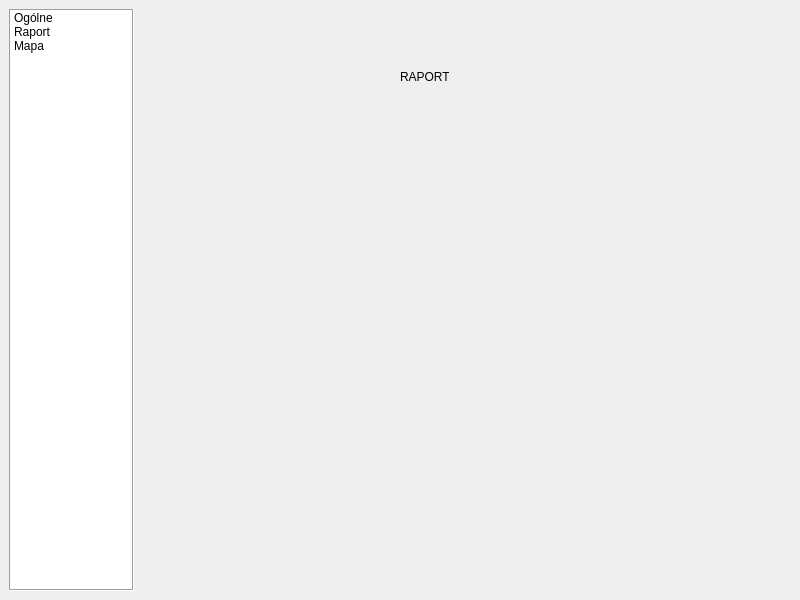
First picture: the form in Ui/settings-window.ui, repository kuba172/Demog, before the edit.
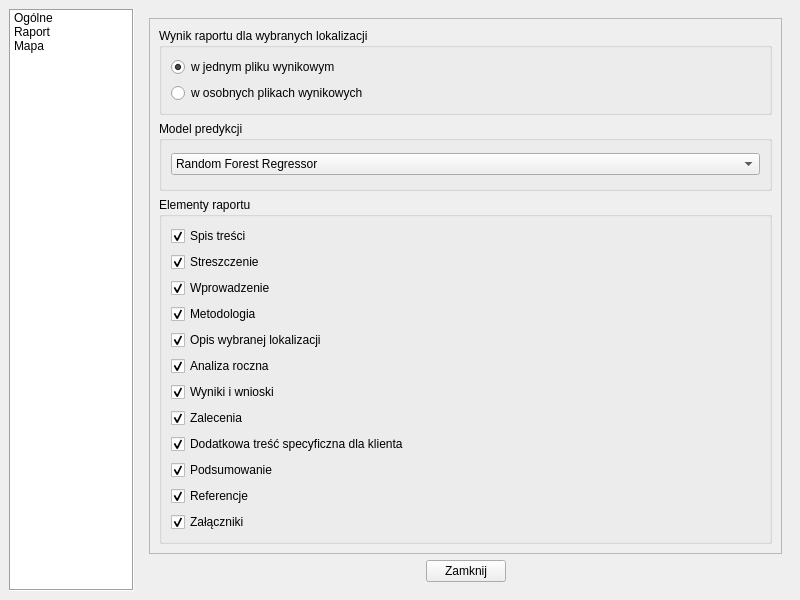
Second picture: the form after the edit. The open tabs and pages were chosen to show the change.

What changed in the file:
```diff
--- a/Ui/settings-window.ui
+++ b/Ui/settings-window.ui
@@ -402,19 +402,237 @@
        </layout>
       </widget>
       <widget class="QWidget" name="Report">
-       <widget class="QLabel" name="label_8">
-        <property name="geometry">
-         <rect>
-          <x>260</x>
-          <y>60</y>
-          <width>49</width>
-          <height>16</height>
-         </rect>
-        </property>
-        <property name="text">
-         <string>RAPORT</string>
-        </property>
-       </widget>
+       <layout class="QVBoxLayout" name="verticalLayout_11">
+        <item>
+         <widget class="QScrollArea" name="scrollArea_2">
+          <property name="widgetResizable">
+           <bool>true</bool>
+          </property>
+          <widget class="QWidget" name="scrollAreaWidgetContents_2">
+           <property name="geometry">
+            <rect>
+             <x>0</x>
+             <y>0</y>
+             <width>631</width>
+             <height>530</height>
+            </rect>
+           </property>
+           <layout class="QVBoxLayout" name="verticalLayout_15">
+            <item>
+             <widget class="QGroupBox" name="groupBox_How_Many_Files">
+              <property name="title">
+               <string>Wynik raportu dla wybranych lokalizacji</string>
+              </property>
+              <layout class="QVBoxLayout" name="verticalLayout_12">
+               <item>
+                <widget class="QRadioButton" name="radioButton_In_One_File">
+                 <property name="text">
+                  <string>w jednym pliku wynikowym</string>
+                 </property>
+                 <property name="checked">
+                  <bool>true</bool>
+                 </property>
+                </widget>
+               </item>
+               <item>
+                <widget class="QRadioButton" name="radioButton_In_Separate_Files">
+                 <property name="text">
+                  <string>w osobnych plikach wynikowych</string>
+                 </property>
+                </widget>
+               </item>
+              </layout>
+             </widget>
+            </item>
+            <item>
+             <widget class="QGroupBox" name="groupBox_Model_Prediction">
+              <property name="title">
+               <string>Model predykcji</string>
+              </property>
+              <layout class="QVBoxLayout" name="verticalLayout_13">
+               <item>
+                <widget class="QComboBox" name="comboBox_Model_Prediction">
+                 <item>
+                  <property name="text">
+                   <string>Random Forest Regressor</string>
+                  </property>
+                 </item>
+                </widget>
+               </item>
+              </layout>
+             </widget>
+            </item>
+            <item>
+             <widget class="QGroupBox" name="groupBox_Report_Elements">
+              <property name="title">
+               <string>Elementy raportu</string>
+              </property>
+              <layout class="QVBoxLayout" name="verticalLayout_14">
+               <item>
+                <widget class="QCheckBox" name="checkBox_1_Table_Of_Contents">
+                 <property name="text">
+                  <string>Spis treści</string>
+                 </property>
+                 <property name="checked">
+                  <bool>true</bool>
+                 </property>
+                </widget>
+               </item>
+               <item>
+                <widget class="QCheckBox" name="checkBox_2_Summary">
+                 <property name="text">
+                  <string>Streszczenie</string>
+                 </property>
+                 <property name="checked">
+                  <bool>true</bool>
+                 </property>
+                </widget>
+               </item>
+               <item>
+                <widget class="QCheckBox" name="checkBox_3_Introduction">
+                 <property name="text">
+                  <string>Wprowadzenie</string>
+                 </property>
+                 <property name="checked">
+                  <bool>true</bool>
+                 </property>
+                </widget>
+               </item>
+               <item>
+                <widget class="QCheckBox" name="checkBox_4_Methodology">
+                 <property name="text">
+                  <string>Metodologia</string>
+                 </property>
+                 <property name="checked">
+                  <bool>true</bool>
+                 </property>
+                </widget>
+               </item>
+               <item>
+                <widget class="QCheckBox" name="checkBox_5_Description_Of_The_Location">
+                 <property name="text">
+                  <string>Opis wybranej lokalizacji</string>
+                 </property>
+                 <property name="checked">
+                  <bool>true</bool>
+                 </property>
+                </widget>
+               </item>
+               <item>
+                <widget class="QCheckBox" name="checkBox_6_Annual_Analysis">
+                 <property name="text">
+                  <string>Analiza roczna</string>
+                 </property>
+                 <property name="checked">
+                  <bool>true</bool>
+                 </property>
+                </widget>
+               </item>
+               <item>
+                <widget class="QCheckBox" name="checkBox_7_Results_And_Conclusions">
+                 <property name="text">
+                  <string>Wyniki i wnioski</string>
+                 </property>
+                 <property name="checked">
+                  <bool>true</bool>
+                 </property>
+                </widget>
+               </item>
+               <item>
+                <widget class="QCheckBox" name="checkBox_8_Recommendations">
+                 <property name="text">
+                  <string>Zalecenia</string>
+                 </property>
+                 <property name="checked">
+                  <bool>true</bool>
+                 </property>
+                </widget>
+               </item>
+               <item>
+                <widget class="QCheckBox" name="checkBox_9_Additional_Customer_Specific_Content">
+                 <property name="text">
+                  <string>Dodatkowa treść specyficzna dla klienta</string>
+                 </property>
+                 <property name="checked">
+                  <bool>true</bool>
+                 </property>
+                </widget>
+               </item>
+               <item>
+                <widget class="QCheckBox" name="checkBox_10_Report_Summary">
+                 <property name="text">
+                  <string>Podsumowanie</string>
+                 </property>
+                 <property name="checked">
+                  <bool>true</bool>
+                 </property>
+                </widget>
+               </item>
+               <item>
+                <widget class="QCheckBox" name="checkBox_11_References">
+                 <property name="text">
+                  <string>Referencje</string>
+                 </property>
+                 <property name="checked">
+                  <bool>true</bool>
+                 </property>
+                </widget>
+               </item>
+               <item>
+                <widget class="QCheckBox" name="checkBox_12_Attachments">
+                 <property name="text">
+                  <string>Załączniki</string>
+                 </property>
+                 <property name="checked">
+                  <bool>true</bool>
+                 </property>
+                </widget>
+               </item>
+              </layout>
+             </widget>
+            </item>
+           </layout>
+          </widget>
+         </widget>
+        </item>
+        <item>
+         <layout class="QHBoxLayout" name="horizontalLayout_14">
+          <item>
+           <spacer name="horizontalSpacer_9">
+            <property name="orientation">
+             <enum>Qt::Horizontal</enum>
+            </property>
+            <property name="sizeHint" stdset="0">
+             <size>
+              <width>40</width>
+              <height>20</height>
+             </size>
+            </property>
+           </spacer>
+          </item>
+          <item>
+           <widget class="QPushButton" name="pushButton_Close_Report">
+            <property name="text">
+             <string>Zamknij</string>
+            </property>
+           </widget>
+          </item>
+          <item>
+           <spacer name="horizontalSpacer_10">
+            <property name="orientation">
+             <enum>Qt::Horizontal</enum>
+            </property>
+            <property name="sizeHint" stdset="0">
+             <size>
+              <width>40</width>
+              <height>20</height>
+             </size>
+            </property>
+           </spacer>
+          </item>
+         </layout>
+        </item>
+       </layout>
       </widget>
       <widget class="QWidget" name="Map">
        <widget class="QLabel" name="label_9">
```
Left out of the diff: 155 changed lines with no effect on the pictures.
